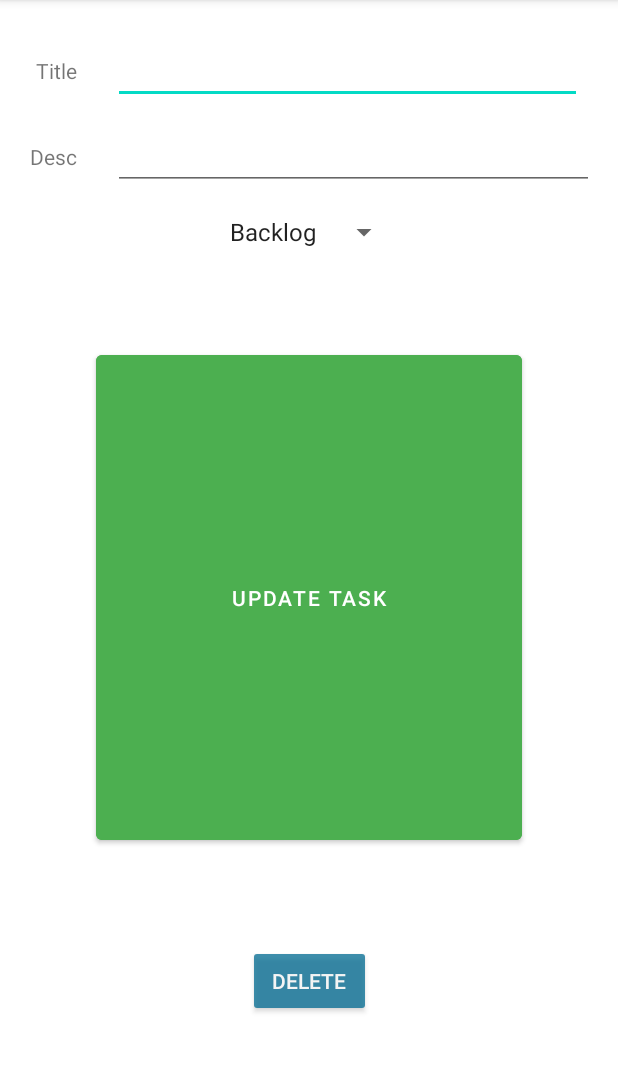
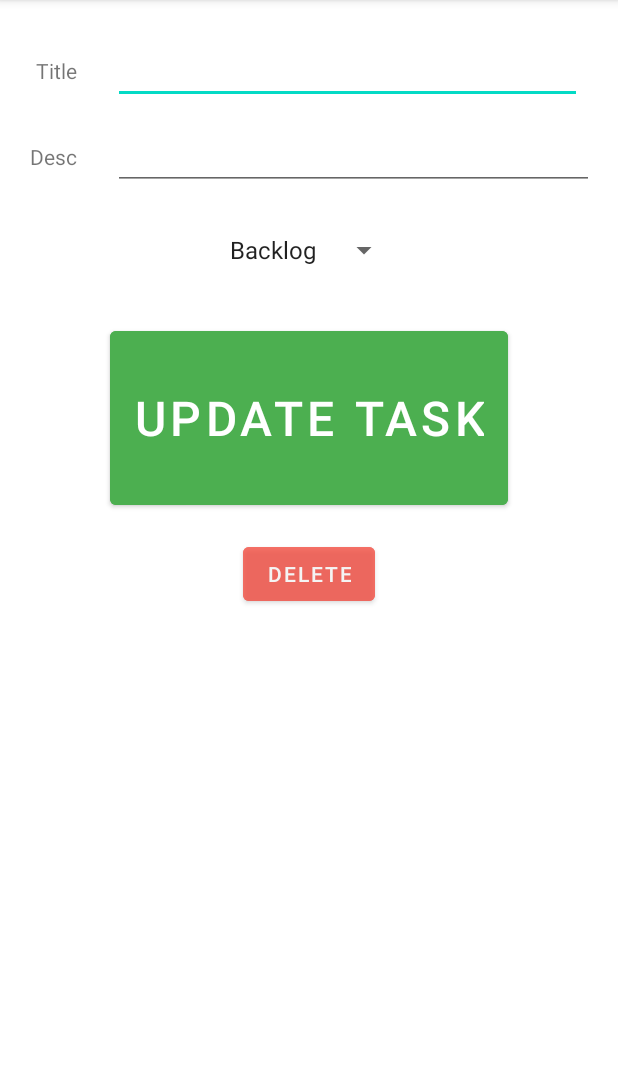
Before and after one commit to TomAwezome/happy-kanban, an Android app: the TaskEditActivity screen opened directly, with no data from a screen before it, on a phone screen of 412 x 824 dp, the part 84-1156 px from its top. Run offline under Robolectric (Android 15) with nearby library versions, the light colour scheme and no system bars; 8 statements that could not run were skipped.

Commit message:
Encapsulate TaskEditActivity with ScrollView, change buttons size/constraints, fix spinner min size and make into 'dialog' type.

```diff
--- a/app/src/main/res/layout/activity_task_edit.xml
+++ b/app/src/main/res/layout/activity_task_edit.xml
@@ -5,6 +5,17 @@
     android:layout_width="match_parent"
     android:layout_height="match_parent"
     tools:context=".TaskEditActivity">
+
+
+    <ScrollView
+        android:layout_width="match_parent"
+        android:layout_height="match_parent">
+
+        <androidx.constraintlayout.widget.ConstraintLayout
+            android:layout_width="match_parent"
+            android:layout_height="wrap_content">
+
+
 
 
             <EditText
@@ -51,47 +62,55 @@
 
             <Button
                 android:id="@+id/submitButton"
-        android:layout_width="0dp"
-        android:layout_height="0dp"
-        android:layout_marginStart="64dp"
-        android:layout_marginTop="64dp"
-        android:layout_marginEnd="64dp"
-        android:layout_marginBottom="64dp"
+                android:layout_width="wrap_content"
+                android:layout_height="wrap_content"
+                android:layout_marginTop="24dp"
                 android:backgroundTint="#4CAF50"
                 android:onClick="onSubmitClick"
                 android:text="Submit"
-        app:layout_constraintBottom_toTopOf="@+id/deleteButton"
+                android:textSize="32sp"
                 app:layout_constraintEnd_toEndOf="parent"
+                app:layout_constraintHeight_min="128dp"
                 app:layout_constraintStart_toStartOf="parent"
-        app:layout_constraintTop_toBottomOf="@id/spinner" />
+                app:layout_constraintTop_toBottomOf="@id/spinner"
+                app:layout_constraintWidth_min="128dp" />
 
             <Button
                 android:id="@+id/deleteButton"
-        style="@style/Widget.AppCompat.Button.Small"
                 android:layout_width="wrap_content"
                 android:layout_height="wrap_content"
-        android:layout_marginBottom="90dp"
+                android:layout_marginTop="16dp"
                 android:alpha=".75"
                 android:backgroundTint="#F44336"
                 android:onClick="onDeleteClick"
                 android:text="Delete"
                 android:textSize="14sp"
-        app:layout_constraintBottom_toBottomOf="parent"
                 app:layout_constraintEnd_toEndOf="parent"
-        app:layout_constraintStart_toStartOf="parent" />
+                app:layout_constraintStart_toStartOf="parent"
+                app:layout_constraintTop_toBottomOf="@+id/submitButton" />
 
             <Spinner
                 android:id="@+id/spinner"
                 android:layout_width="wrap_content"
                 android:layout_height="wrap_content"
                 android:layout_marginTop="16dp"
+                android:dropDownWidth="wrap_content"
+                android:entries="@array/categories"
+                android:minHeight="48dp"
+                android:spinnerMode="dialog"
                 app:layout_constraintEnd_toEndOf="parent"
                 app:layout_constraintStart_toStartOf="parent"
-        app:layout_constraintTop_toBottomOf="@id/descriptionEditText"
-        android:entries="@array/categories"/>
+                app:layout_constraintTop_toBottomOf="@id/descriptionEditText" />
+
 
 
 
 
 
         </androidx.constraintlayout.widget.ConstraintLayout>
+    </ScrollView>
+
+
+
+
+</androidx.constraintlayout.widget.ConstraintLayout>
```
Lines whose indentation alone changed are shown as unchanged.
